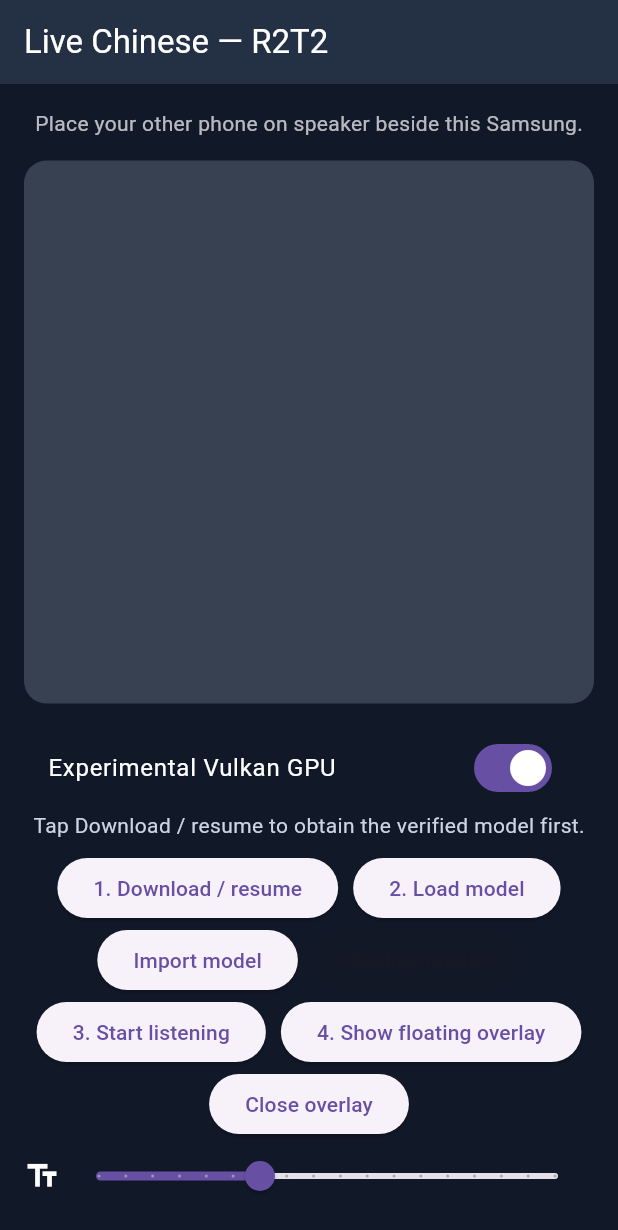
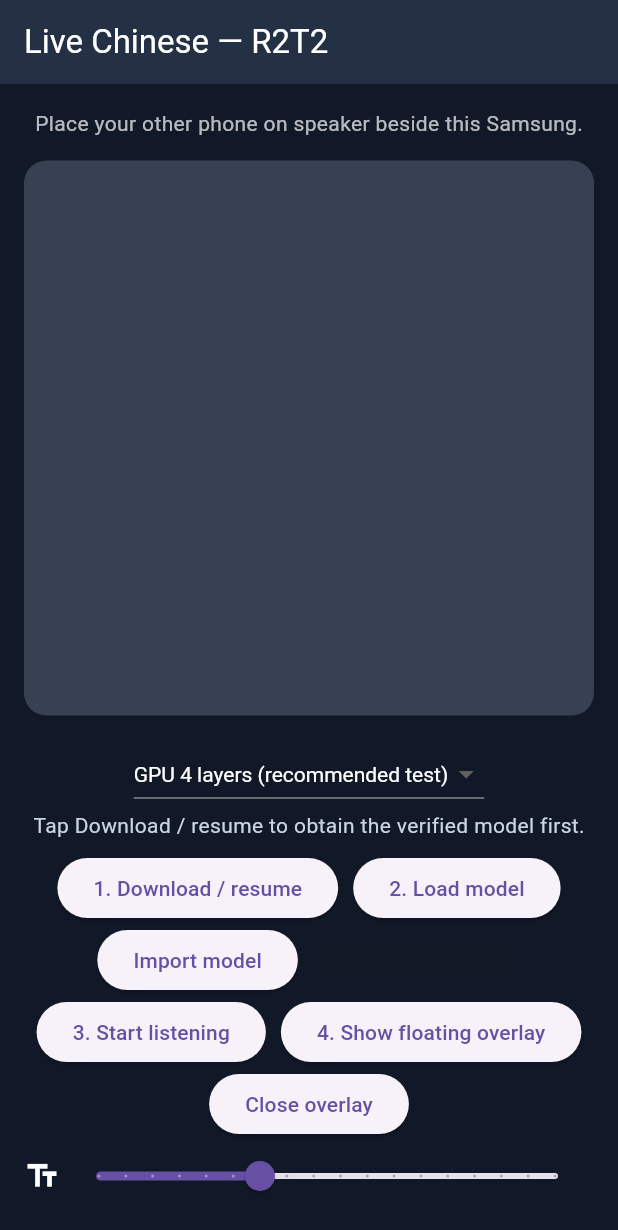
Before and after one commit to hh786686-ship-it/a, a Flutter app: the screen it shows after launch, after a tap on "2. Load model", on a phone screen of 412 x 824 dp. Shown: the top 1230 px of the screen. Run offline on Flutter 3.47's test engine with Material 3 defaults, Android fonts, the phone set to English and light mode, and no system bars; missing offline and left inert: crispasr, record.

Commit message:
v0.16 cap GPU offload at four layers by default and recover interrupted model loads

```diff
--- a/samsung-r2t2/lib/main.dart
+++ b/samsung-r2t2/lib/main.dart
@@ -37,9 +37,11 @@ void recognitionWorker(SendPort parent) async {
       closeStream();
       try {
         session?.close();
+        final layers = message['layers'] as int? ?? 0;
+        if (layers > 0) setGpuBackend('vulkan');
         session = CrispasrSession.openWithParams(
           message['path'] as String,
-          backend: 'qwen3', useGpu: message['gpu'] != false, nThreads: 4, nGpuLayers: message['gpu'] == false ? 0 : 99,
+          backend: 'qwen3', useGpu: layers > 0, nThreads: 4, nGpuLayers: layers, flashAttn: false, verbosity: 1,
         );
         final kind = session!.streamingKind;
         if (kind == 0) throw StateError('Android library has no streaming support.');
@@ -179,7 +181,13 @@ class _LiveCaptionsState extends State<LiveCaptions> {
   bool _pauseDownload = false;
   bool _modelVerified = false;
   bool _loadingModel = false;
-  bool _gpu = true;
+  int _gpuLayers = 4;
+  File? _loadMarker;
+  bool _checkingRecovery = true;
+
+  Future<void> _clearLoadMarker() async {
+    try { final marker = _loadMarker; if (marker != null && await marker.exists()) await marker.delete(); } catch (_) {}
+  }
   bool _transferring = false;
   int _audioBytes = 0, _processedBytes = 0, _decodeMs = 0, _skippedBytes = 0;
   double _micLevel = 0;
@@ -199,7 +207,14 @@ class _LiveCaptionsState extends State<LiveCaptions> {
     WidgetsBinding.instance.addPostFrameCallback((_) async {
       if (!mounted) return;
       final file = await _modelPath();
-      // Experimental GPU mode must be explicitly loaded so CPU remains selectable.
+      _loadMarker = File('${file.parent.path}/gpu-load-in-progress');
+      final interrupted = await _loadMarker!.exists();
+      if (!mounted) return;
+      setState(() {
+        _checkingRecovery = false;
+        if (interrupted) { _gpuLayers = 0; _status = 'Previous GPU load interrupted. CPU selected for safe recovery.'; }
+      });
+      await _clearLoadMarker();
     });
   }
 
@@ -413,7 +428,7 @@ class _LiveCaptionsState extends State<LiveCaptions> {
   }
 
   Future<void> _load() async {
-    if (_loaded || _updates != null || _downloading) return;
+    if (_loaded || _updates != null || _downloading || _checkingRecovery) return;
     if (_loadingModel || _transferring) return;
     _loadingModel = true;
     final model = await _modelPath();
@@ -421,39 +436,41 @@ class _LiveCaptionsState extends State<LiveCaptions> {
     try {
       _modelVerified = _modelVerified || await _verifyModel(model);
     } catch (_) { _modelVerified = false; }
-    _loadingModel = false;
     if (!mounted) return;
     if (!_modelVerified) {
-      setState(() => _status = 'Tap Download / resume to obtain the verified model first.');
+      setState(() { _loadingModel = false; _status = 'Tap Download / resume to obtain the verified model first.'; });
       return;
     }
     try { await _overlay.invokeMethod('keepModelWarm'); } catch (_) {}
     if (!mounted) return;
-    setState(() => _status = 'Loading model into phone memory…');
-    _updates = ReceivePort();
+    final layers = _gpuLayers;
+    setState(() => _status = 'Loading model ($layers GPU layers)…');
     try {
+      if (layers > 0) await _loadMarker!.writeAsString('$layers', flush: true);
+      _updates = ReceivePort();
       _worker = await Isolate.spawn(recognitionWorker, _updates!.sendPort, onError: _updates!.sendPort, onExit: _updates!.sendPort);
       _updates!.listen((message) {
         if (message is SendPort) {
           _send = message;
-          _send!.send({'op': 'load', 'path': model.path, 'gpu': _gpu});
+          _send!.send({'op': 'load', 'path': model.path, 'layers': layers});
         } else if ((message == null || message is List) && mounted) {
           _micSub?.cancel();
           unawaited(_recorder.stop());
           _updates?.close(); _updates = null; _send = null; _worker = null;
-          setState(() { _loaded = false; _listening = false; _status = 'Recognition worker stopped: ${message ?? "possibly low memory"}'; });
+          setState(() { _loadingModel = false; _gpuLayers = 0; _loaded = false; _listening = false; _status = 'Recognition worker stopped: ${message ?? "possibly low memory"}'; });
         } else if (message is Map && mounted) {
           final run = message['run'];
           if (run is int && run != _run) return;
           switch (message['type']) {
             case 'ready':
-              setState(() { _loaded = true; _status = _gpu ? 'GPU requested. Tap Start listening.' : 'CPU mode ready. Tap Start listening.'; });
+              unawaited(_clearLoadMarker());
+              setState(() { _loadingModel = false; _loaded = true; _status = layers > 0 ? '$layers GPU layers requested. Tap Start listening.' : 'CPU mode ready. Tap Start listening.'; });
               break;
             case 'started':
               setState(() => _status = 'Listening to phone speaker…');
               break;
             case 'error':
-              if (!_loaded) { _updates?.close(); _updates = null; _worker?.kill(); _worker = null; _send = null; }
+              if (!_loaded) { _updates?.close(); _updates = null; _worker?.kill(); _worker = null; _send = null; _loadingModel = false; _gpuLayers = 0; unawaited(_clearLoadMarker()); }
               _inFlight = false;
               setState(() => _status = 'Recognition error: ${message['message']}');
               break;
@@ -477,7 +494,7 @@ class _LiveCaptionsState extends State<LiveCaptions> {
     } catch (e) {
       _updates?.close();
       _updates = null;
-      if (mounted) setState(() => _status = 'Cannot start model: $e');
+      if (mounted) setState(() { _loadingModel = false; _gpuLayers = 0; _status = 'Cannot start model: $e'; });
     }
   }
 
@@ -579,7 +596,8 @@ class _LiveCaptionsState extends State<LiveCaptions> {
           ),
         )),
         const SizedBox(height: 15),
-        if (!_loaded && !_loadingModel && _updates == null) SwitchListTile(title: const Text('Experimental Vulkan GPU', style: TextStyle(color: Colors.white)), value: _gpu, onChanged: (v) => setState(() => _gpu = v)),
+        if (!_loaded && !_loadingModel && _updates == null && !_checkingRecovery)
+          DropdownButton<int>(dropdownColor: const Color(0xff243044), value: _gpuLayers, style: const TextStyle(color: Colors.white), items: const [DropdownMenuItem(value: 0, child: Text('CPU only')), DropdownMenuItem(value: 4, child: Text('GPU 4 layers (recommended test)')), DropdownMenuItem(value: 8, child: Text('GPU 8 layers')), DropdownMenuItem(value: 16, child: Text('GPU 16 layers'))], onChanged: (v) { if (v != null) setState(() => _gpuLayers = v); }),
         Text(_status, style: const TextStyle(color: Color(0xffcbd5e1))),
         if (_listening) ...[
           LinearProgressIndicator(value: (_micLevel * 8).clamp(0.0, 1.0).toDouble()),
@@ -591,7 +609,7 @@ class _LiveCaptionsState extends State<LiveCaptions> {
         Wrap(alignment: WrapAlignment.center, spacing: 10, children: [
           ElevatedButton(onPressed: (_loaded || _loadingModel) ? null : (_downloading ? _pause : _download),
             child: Text(_downloading ? 'Pause download' : '1. Download / resume')),
-          ElevatedButton(onPressed: (_loaded || _downloading) ? null : _load,
+          ElevatedButton(onPressed: (_loaded || _downloading || _loadingModel || _checkingRecovery) ? null : _load,
             child: const Text('2. Load model')),
           ElevatedButton(onPressed: (_transferring || _downloading || _loaded || _loadingModel) ? null : () => _transferModel(false),
             child: const Text('Import model')),
--- a/samsung-r2t2/pubspec.yaml
+++ b/samsung-r2t2/pubspec.yaml
@@ -1,7 +1,7 @@
 name: r2t2_live_chinese
 description: Offline Mandarin companion subtitles for Samsung A16
 publish_to: none
-version: 0.15.0+15
+version: 0.16.0+16
 environment:
   sdk: '>=3.4.0 <4.0.0'
 dependencies:
```
Also changed, not shown: 1 other file.
